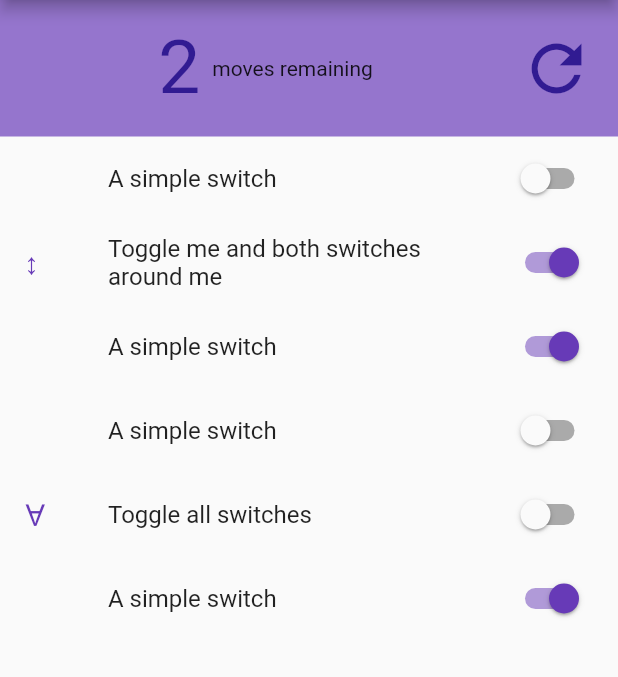
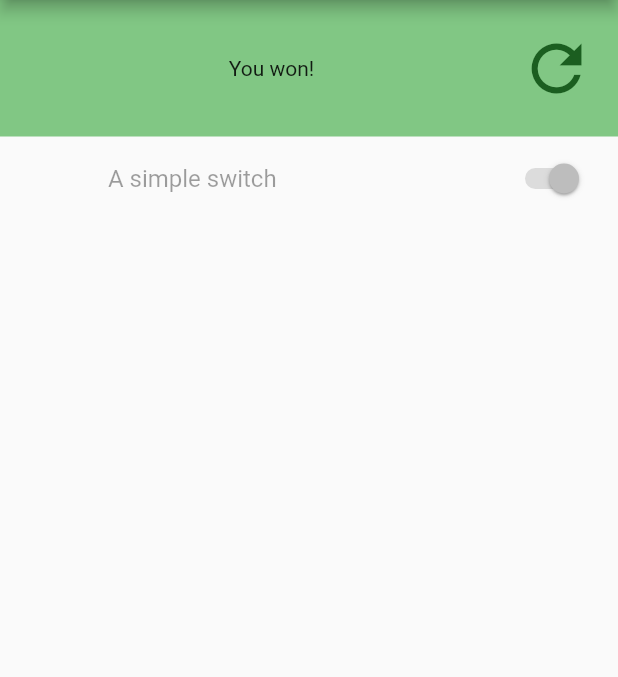
Before and after one commit to Neamar/turn_me_on, a Flutter app: the screen it shows after launch, after a tap on "A simple switch", on a phone screen of 412 x 824 dp, the part 84-761 px from its top. Run offline on Flutter 3.47's test engine with Material 2 defaults, Android fonts, the phone set to English and light mode, and no system bars; our stand-ins replace shared_preferences; missing offline and left inert: shared_preferences_web.

Commit message:
Load level based on last unlocked level

```diff
--- /dev/null
+++ b/lib/generated_plugin_registrant.dart
@@ -0,0 +1,15 @@
+//
+// Generated file. Do not edit.
+//
+
+// ignore: unused_import
+import 'dart:ui';
+
+import 'package:shared_preferences_web/shared_preferences_web.dart';
+
+import 'package:flutter_web_plugins/flutter_web_plugins.dart';
+
+void registerPlugins(PluginRegistry registry) {
+  SharedPreferencesPlugin.registerWith(registry.registrarFor(SharedPreferencesPlugin));
+  registry.registerMessageHandler();
+}
--- /dev/null
+++ b/lib/level.dart
@@ -0,0 +1,190 @@
+import 'package:flutter/material.dart';
+
+class Level extends StatefulWidget {
+  Level(this.toggles, this.initialState, this.allowedMoves);
+
+  final String toggles;
+  final String initialState;
+  final int allowedMoves;
+
+  @override
+  _LevelState createState() => _LevelState(toggles, initialState, allowedMoves);
+}
+
+class _LevelState extends State<Level> {
+  static const MaterialColor COLOR_GAME = Colors.deepPurple;
+  static const MaterialColor COLOR_FAIL = Colors.red;
+  static const MaterialColor COLOR_SUCCESS = Colors.green;
+
+  static const STATE_PLAYING = 'playing';
+  static const STATE_FAILED = 'failed';
+  static const STATE_WON = 'won';
+
+  static const String TOGGLE = 'T';
+  static const String SWITCH_ALL = '∀';
+  static const String SWITCH_AROUND = '↕';
+  static const String SWITCH_EXTREMES = 'C';
+  static const String SWITCH_NTH = 'N';
+
+  final String toggles;
+  final int _initialMoves;
+  final String _initialState;
+
+  int _remainingMoves;
+  String _currentState;
+  String gameState;
+
+  _LevelState(this.toggles, this._initialState, this._initialMoves) {
+    this._currentState = _initialState;
+    this._remainingMoves = _initialMoves;
+    gameState = STATE_PLAYING;
+  }
+
+  String _switch(String toggleState) {
+    return toggleState == "0" ? "1" : "0";
+  }
+
+  String _switchToggleInState(int toggleIndex, String state) {
+    return state.substring(0, toggleIndex) +
+        _switch(state[toggleIndex]) +
+        state.substring(toggleIndex + 1);
+  }
+
+  void _pressToggle(int toggleIndex) {
+    setState(() {
+      _remainingMoves--;
+      String newState = _currentState;
+      String toggleType = toggles[toggleIndex];
+      if (toggleType == TOGGLE) {
+        newState = _switchToggleInState(toggleIndex, newState);
+      } else if (toggleType == SWITCH_ALL) {
+        for (int i = 0; i < _currentState.length; i++) {
+          newState = _switchToggleInState(i, newState);
+        }
+      } else if (toggleType == SWITCH_AROUND) {
+        if (toggleIndex > 0) {
+          newState = _switchToggleInState(toggleIndex - 1, newState);
+        }
+        newState = _switchToggleInState(toggleIndex, newState);
+        if (toggleIndex < toggles.length - 1) {
+          newState = _switchToggleInState(toggleIndex + 1, newState);
+        }
+      }
+      _currentState = newState;
+
+      bool hasWon = !_currentState.contains("0");
+      if(hasWon) {
+        gameState = STATE_WON;
+      }
+      else if(_remainingMoves == 0) {
+        gameState = STATE_FAILED;
+      }
+    });
+  }
+
+  void _reset() {
+    setState(() {
+      _currentState = _initialState;
+      _remainingMoves = _initialMoves;
+      gameState = STATE_PLAYING;
+    });
+  }
+
+  String _getTitle(String toggleType) {
+    if (toggleType == TOGGLE) {
+      return 'A simple switch';
+    } else if (toggleType == SWITCH_ALL) {
+      return 'Toggle all switches';
+    } else if (toggleType == SWITCH_AROUND) {
+      return 'Toggle me and both switches around me';
+    } else if (toggleType == SWITCH_EXTREMES) {
+      return 'Toggle me, and the first and last switches';
+    }
+
+    return 'An unknown toggle';
+  }
+
+  String _getSecondaryTitle(String toggleType) {
+    if (toggleType == TOGGLE) {
+      return ' ';
+    } else if (toggleType == SWITCH_ALL) {
+      return SWITCH_ALL;
+    } else if (toggleType == SWITCH_AROUND) {
+      return SWITCH_AROUND;
+    } else if (toggleType == SWITCH_EXTREMES) {
+      return SWITCH_EXTREMES;
+    }
+
+    return '?';
+  }
+
+  @override
+  Widget build(BuildContext context) {
+    MaterialColor headerColor = COLOR_GAME;
+    String textToDisplay = "moves remaining";
+    if (_remainingMoves == 1) {
+      textToDisplay = "move remaining";
+    } else if (gameState == STATE_FAILED) {
+      textToDisplay = "No moves remaining";
+      headerColor = COLOR_FAIL;
+    }
+    else if (gameState == STATE_WON) {
+      headerColor = COLOR_SUCCESS;
+      textToDisplay = "You won!";
+    }
+
+    return Column(children: <Widget>[
+      Material(
+        color: headerColor[300],
+        child: Padding(
+          padding: const EdgeInsets.all(8.0),
+          child: Row(children: <Widget>[
+            Expanded(
+              child: Row(
+                mainAxisAlignment: MainAxisAlignment.center,
+                children: <Widget>[
+                  Padding(
+                    padding: const EdgeInsets.all(8.0),
+                    child: Text(
+                      _remainingMoves > 0 ? _remainingMoves.toString() : '',
+                      style: TextStyle(
+                          fontSize: 50.0, // insert your font size here
+                          color: headerColor[900]),
+                    ),
+                  ),
+                  Text(textToDisplay),
+                ],
+              ),
+            ),
+            IconButton(
+              icon: Icon(Icons.refresh,
+                  color: headerColor[900], semanticLabel: 'Restart level'),
+              onPressed: _reset,
+              iconSize: 50,
+            ),
+          ]),
+        ),
+      ),
+      Expanded(
+          child: ListView.builder(
+              itemCount: _currentState.length,
+              itemBuilder: (BuildContext context, int index) {
+                return SwitchListTile(
+                  title: Text(_getTitle(toggles[index])),
+                  value: _currentState[index] == "1",
+                  secondary: Text(
+                    _getSecondaryTitle(toggles[index]),
+                    style: TextStyle(
+                        fontSize: 20.0, // insert your font size here
+                        color: Colors.deepPurple),
+                  ),
+                  onChanged: gameState != STATE_PLAYING
+                      ? null
+                      : (bool value) {
+                    _pressToggle(index);
+                  },
+                );
+              }))
+    ]);
+  }
+}
--- /dev/null
+++ b/lib/level_data.dart
@@ -0,0 +1,40 @@
+import 'level.dart';
+
+class LevelData {
+  final String toggles;
+  final String initialState;
+  final int maxMoves;
+
+  const LevelData(this.toggles, this.initialState, this.maxMoves);
+}
+
+class LevelStore {
+  static const List<LevelData> levels = [
+    LevelData('T', '0', 1),
+    LevelData('TTT∀', '0000', 1),
+    LevelData('∀TT∀', '0110', 3),
+    LevelData('T∀TT', '1011', 4),
+    LevelData('T↕TT↕T', '000000', 2),
+    LevelData('T↕TT∀T', '111001', 3),
+    LevelData('∀↕↕T', '1001', 2),
+    LevelData('T↕↕↕T', '10001', 1),
+    LevelData('↕∀↕T∀', '10100', 4),
+    LevelData('T↕TT∀T', '010101', 6),
+    LevelData('TCT', '000', 1),
+    LevelData('∀↕CT', '0101', 2),
+    LevelData('∀↕↕C↕', '10011', 2),
+    LevelData('↕C∀∀C∀↕', '1000111', 5),
+    LevelData('TT↕∀∀C↕', '0011011', 4),
+    LevelData('↕↕∀↕↕∀', '000110', 3),
+    LevelData('T↕↕N', '0010', 2),
+    LevelData('∀↕↕CTN', '001000', 3),
+    LevelData('NC∀∀', '0011', 5),
+    LevelData('↕↕N↕', '0101', 6),
+    LevelData('T∀N∀∀∀', '001110', 11),
+  ];
+
+  static Level getLevel(int levelNumber) {
+    LevelData data = levels[levelNumber];
+    return Level(data.toggles, data.initialState, data.maxMoves);
+  }
+}
--- a/lib/main.dart
+++ b/lib/main.dart
@@ -1,4 +1,8 @@
 import 'package:flutter/material.dart';
+import 'package:provider/provider.dart';
+import 'package:turnmeon/level_data.dart';
+
+import 'model.dart';
 
 void main() => runApp(MyApp());
 
@@ -11,201 +15,23 @@ class MyApp extends StatelessWidget {
       theme: ThemeData(
         primarySwatch: Colors.deepPurple,
       ),
-      home: Scaffold(
-        appBar: AppBar(
-          title: Text("Turn me on"),
-        ),
-        body: Level('T↕TT∀T', '111001', 3),
+      home: ChangeNotifierProvider<UnlockedLevelsModel>(
+        create: (context) => UnlockedLevelsModel(),
+        child: Scaffold(
+            appBar: AppBar(
+              title: Text("Turn me on"),
+            ),
+            body: Consumer<UnlockedLevelsModel>(
+              builder: (context, model, child) {
+                if (model.isLoading) {
+                  // SharedPreferences are not ready yet
+                  return Center(child: CircularProgressIndicator());
+                }
+
+                return LevelStore.getLevel(model.lastUnlockedLevel);
+              },
+            )),
       ),
     );
   }
 }
-
-class Level extends StatefulWidget {
-  Level(this.toggles, this.initialState, this.allowedMoves);
-
-  final String toggles;
-  final String initialState;
-  final int allowedMoves;
-
-  @override
-  _LevelState createState() => _LevelState(toggles, initialState, allowedMoves);
-}
-
-class _LevelState extends State<Level> {
-  static const MaterialColor COLOR_GAME = Colors.deepPurple;
-  static const MaterialColor COLOR_FAIL = Colors.red;
-  static const MaterialColor COLOR_SUCCESS = Colors.green;
-
-  static const STATE_PLAYING = 'playing';
-  static const STATE_FAILED = 'failed';
-  static const STATE_WON = 'won';
-
-  static const String TOGGLE = 'T';
-  static const String SWITCH_ALL = '∀';
-  static const String SWITCH_AROUND = '↕';
-  static const String SWITCH_EXTREMES = 'C';
-  static const String SWITCH_NTH = 'N';
-
-  final String toggles;
-  final int _initialMoves;
-  final String _initialState;
-
-  int _remainingMoves;
-  String _currentState;
-  String gameState;
-
-  _LevelState(this.toggles, this._initialState, this._initialMoves) {
-    this._currentState = _initialState;
-    this._remainingMoves = _initialMoves;
-    gameState = STATE_PLAYING;
-  }
-
-  String _switch(String toggleState) {
-    return toggleState == "0" ? "1" : "0";
-  }
-
-  String _switchToggleInState(int toggleIndex, String state) {
-    return state.substring(0, toggleIndex) +
-        _switch(state[toggleIndex]) +
-        state.substring(toggleIndex + 1);
-  }
-
-  void _pressToggle(int toggleIndex) {
-    setState(() {
-      _remainingMoves--;
-      String newState = _currentState;
-      String toggleType = toggles[toggleIndex];
-      if (toggleType == TOGGLE) {
-        newState = _switchToggleInState(toggleIndex, newState);
-      } else if (toggleType == SWITCH_ALL) {
-        for (int i = 0; i < _currentState.length; i++) {
-          newState = _switchToggleInState(i, newState);
-        }
-      } else if (toggleType == SWITCH_AROUND) {
-        if (toggleIndex > 0) {
-          newState = _switchToggleInState(toggleIndex - 1, newState);
-        }
-        newState = _switchToggleInState(toggleIndex, newState);
-        if (toggleIndex < toggles.length - 1) {
-          newState = _switchToggleInState(toggleIndex + 1, newState);
-        }
-      }
-      _currentState = newState;
-
-      bool hasWon = !_currentState.contains("0");
-      if(hasWon) {
-        gameState = STATE_WON;
-      }
-      else if(_remainingMoves == 0) {
-        gameState = STATE_FAILED;
-      }
-    });
-  }
-
-  void _reset() {
-    setState(() {
-      _currentState = _initialState;
-      _remainingMoves = _initialMoves;
-      gameState = STATE_PLAYING;
-    });
-  }
-
-  String _getTitle(String toggleType) {
-    if (toggleType == TOGGLE) {
-      return 'A simple switch';
-    } else if (toggleType == SWITCH_ALL) {
-      return 'Toggle all switches';
-    } else if (toggleType == SWITCH_AROUND) {
-      return 'Toggle me and both switches around me';
-    } else if (toggleType == SWITCH_EXTREMES) {
-      return 'Toggle me, and the first and last switches';
-    }
-
-    return 'An unknown toggle';
-  }
-
-  String _getSecondaryTitle(String toggleType) {
-    if (toggleType == TOGGLE) {
-      return ' ';
-    } else if (toggleType == SWITCH_ALL) {
-      return SWITCH_ALL;
-    } else if (toggleType == SWITCH_AROUND) {
-      return SWITCH_AROUND;
-    } else if (toggleType == SWITCH_EXTREMES) {
-      return SWITCH_EXTREMES;
-    }
-
-    return '?';
-  }
-
-  @override
-  Widget build(BuildContext context) {
-    MaterialColor headerColor = COLOR_GAME;
-    String textToDisplay = "moves remaining";
-    if (_remainingMoves == 1) {
-      textToDisplay = "move remaining";
-    } else if (gameState == STATE_FAILED) {
-      textToDisplay = "No moves remaining";
-      headerColor = COLOR_FAIL;
-    }
-    else if (gameState == STATE_WON) {
-      headerColor = COLOR_SUCCESS;
-      textToDisplay = "You won!";
-    }
-
-    return Column(children: <Widget>[
-      Material(
-        color: headerColor[300],
-        child: Padding(
-          padding: const EdgeInsets.all(8.0),
-          child: Row(children: <Widget>[
-            Expanded(
-              child: Row(
-                mainAxisAlignment: MainAxisAlignment.center,
-                children: <Widget>[
-                  Padding(
-                    padding: const EdgeInsets.all(8.0),
-                    child: Text(
-                      _remainingMoves > 0 ? _remainingMoves.toString() : '',
-                      style: TextStyle(
-                          fontSize: 50.0, // insert your font size here
-                          color: headerColor[900]),
-                    ),
-                  ),
-                  Text(textToDisplay),
-                ],
-              ),
-            ),
-            IconButton(
-              icon: Icon(Icons.refresh,
-                  color: headerColor[900], semanticLabel: 'Restart level'),
-              onPressed: _reset,
-              iconSize: 50,
-            ),
-          ]),
-        ),
-      ),
-      Expanded(
-          child: ListView.builder(
-              itemCount: _currentState.length,
-              itemBuilder: (BuildContext context, int index) {
-                return SwitchListTile(
-                  title: Text(_getTitle(toggles[index])),
-                  value: _currentState[index] == "1",
-                  secondary: Text(
-                    _getSecondaryTitle(toggles[index]),
-                    style: TextStyle(
-                        fontSize: 20.0, // insert your font size here
-                        color: Colors.deepPurple),
-                  ),
-                  onChanged: gameState != STATE_PLAYING
-                      ? null
-                      : (bool value) {
-                          _pressToggle(index);
-                        },
-                );
-              }))
-    ]);
-  }
-}
--- /dev/null
+++ b/lib/model.dart
@@ -0,0 +1,44 @@
+import 'dart:math';
+
+import 'package:flutter/material.dart';
+import 'package:shared_preferences/shared_preferences.dart';
+
+class UnlockedLevelsModel extends ChangeNotifier {
+  static const SP_KEY = "last_unlocked_level";
+
+  SharedPreferences _prefs;
+
+  bool isLoading = true;
+  int lastUnlockedLevel = -1;
+
+  Future<int> readStateFromDisk() async {
+    _prefs = await SharedPreferences.getInstance();
+    if (!_prefs.containsKey(SP_KEY)) {
+      _prefs.setInt(SP_KEY, 0);
+    }
+
+    return _prefs.getInt(SP_KEY);;
+  }
+
+  void writeStateToDisk() async {
+    await _prefs.setInt(SP_KEY, max(0, lastUnlockedLevel));
+  }
+
+  UnlockedLevelsModel() {
+    readStateFromDisk().then((lastUnlockedLevel) {
+      this.isLoading = false;
+      this.lastUnlockedLevel = lastUnlockedLevel;
+      print("Level loaded");
+      this.notifyListeners();
+    }).catchError((error) {
+      print(error.toString());
+    });
+  }
+
+  @override
+  void notifyListeners() {
+    writeStateToDisk();
+    super.notifyListeners();
+  }
+
+}
--- a/pubspec.yaml
+++ b/pubspec.yaml
@@ -19,7 +19,8 @@ environment:
 dependencies:
   flutter:
     sdk: flutter
-
+  shared_preferences: ^0.5.3
+  provider: ^3.1.0
   # The following adds the Cupertino Icons font to your application.
   # Use with the CupertinoIcons class for iOS style icons.
   cupertino_icons: ^0.1.2
```
Also changed, not shown: pubspec.lock, 1 other file.
